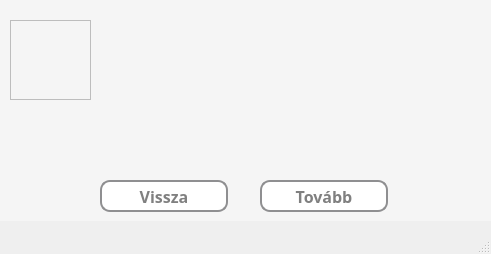
This is src/main/resources/ui/dark/gameModeInfo.ui in pkristof1999/Szakdolgozat as Qt 5 draws it before an edit. The edited form follows.
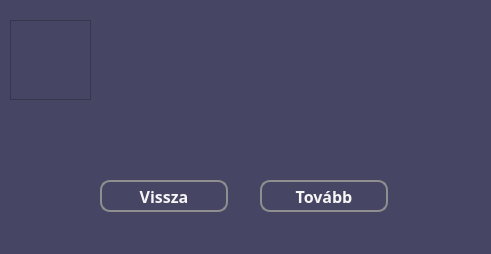
This is the edited form.

The edit to the form file:
```diff
--- a/src/main/resources/ui/dark/gameModeInfo.ui
+++ b/src/main/resources/ui/dark/gameModeInfo.ui
@@ -15,6 +15,7 @@
   </property>
   <property name="styleSheet">
    <string notr="true">* {
+	background-color: rgb(70, 70, 100);
 	font-size: 16pt;
 	color: grey;
 }</string>
@@ -31,7 +32,7 @@
     </property>
     <property name="styleSheet">
      <string notr="true">* {
-	background-color: whitesmoke;
+	background-color: rgb(70, 70, 100);
     font-size: 16px;
     font-weight: bold;
 }</string>
@@ -54,10 +55,10 @@
      </property>
      <property name="styleSheet">
       <string notr="true">* {
-	background-color: white;
+	background-color: rgb(70, 70, 100);
 	border: 2px solid #8f8f91;
 	border-radius: 10px;
-	color: grey;
+	color: whitesmoke;
 }
 
 *:hover {
@@ -87,10 +88,10 @@
      </property>
      <property name="styleSheet">
       <string notr="true">* {
-	background-color: white;
+	background-color: rgb(70, 70, 100);
 	border: 2px solid #8f8f91;
 	border-radius: 10px;
-	color: grey;
+	color: whitesmoke;
 }
 
 *:hover {
@@ -127,7 +128,7 @@
      <property name="styleSheet">
       <string notr="true">* {
 	font-size: 12pt;
-	color: grey;
+	color: whitesmoke;
 }</string>
      </property>
      <property name="frameShape">
```
